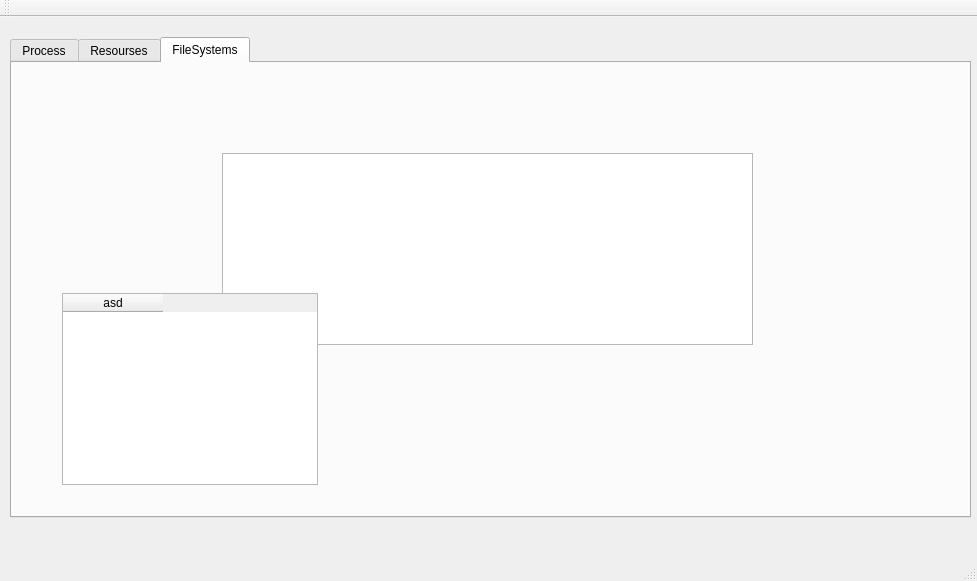
The window that myLinuxMonitor/mainwindow.ui (Xiang-Pan/HUST_OS_CourseProject) describes before a commit, drawn with Qt 5.
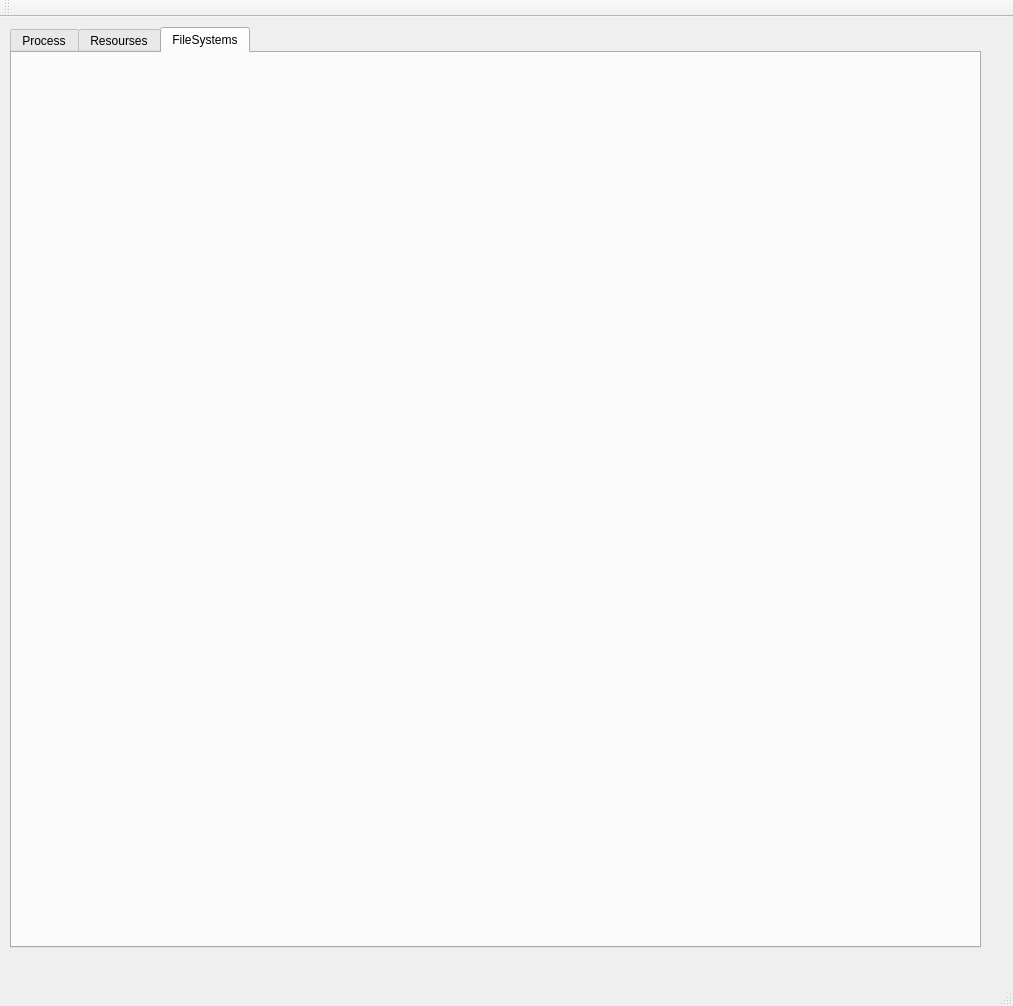
The same window after the commit. The open tabs and pages were chosen to show the change.

```diff
--- a/myLinuxMonitor/mainwindow.ui
+++ b/myLinuxMonitor/mainwindow.ui
@@ -6,8 +6,8 @@
    <rect>
     <x>0</x>
     <y>0</y>
-    <width>977</width>
-    <height>581</height>
+    <width>1013</width>
+    <height>1006</height>
    </rect>
   </property>
   <property name="windowTitle">
@@ -18,9 +18,9 @@
     <property name="geometry">
      <rect>
       <x>10</x>
-      <y>20</y>
-      <width>961</width>
-      <height>481</height>
+      <y>10</y>
+      <width>971</width>
+      <height>921</height>
      </rect>
     </property>
     <property name="tabPosition">
@@ -111,34 +111,6 @@
      <attribute name="title">
       <string>FileSystems</string>
      </attribute>
-     <widget class="QTableView" name="FileSys_tableView">
-      <property name="geometry">
-       <rect>
-        <x>210</x>
-        <y>90</y>
-        <width>531</width>
-        <height>192</height>
-       </rect>
-      </property>
-      <property name="sortingEnabled">
-       <bool>true</bool>
-      </property>
-     </widget>
-     <widget class="QTableWidget" name="tableWidget">
-      <property name="geometry">
-       <rect>
-        <x>50</x>
-        <y>230</y>
-        <width>256</width>
-        <height>192</height>
-       </rect>
-      </property>
-      <column>
-       <property name="text">
-        <string>asd</string>
-       </property>
-      </column>
-     </widget>
     </widget>
    </widget>
   </widget>
```
Left out of the diff: 16 changed lines with no effect on the pictures.
